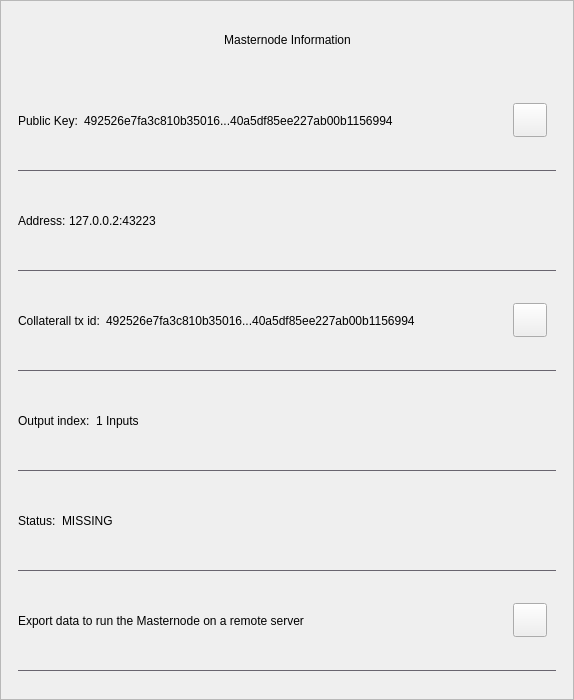
Qt form src/qt/bcz/forms/mninfodialog.ui (SpecialCoins/den) before a commit.
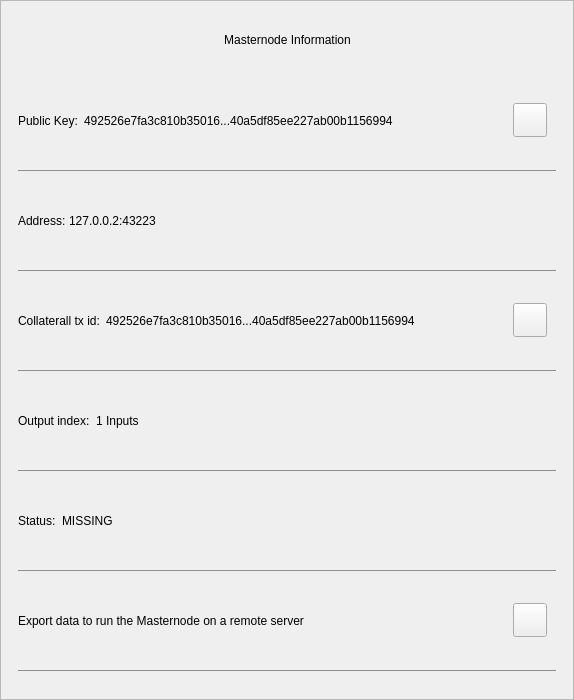
The same form after that commit.

What changed in the file:
```diff
--- a/src/qt/bcz/forms/mninfodialog.ui
+++ b/src/qt/bcz/forms/mninfodialog.ui
@@ -315,7 +315,7 @@
                    </size>
                   </property>
                   <property name="styleSheet">
-                   <string notr="true">background-color:#69656F;</string>
+                   <string notr="true">background-color:#908c96;</string>
                   </property>
                   <property name="text">
                    <string/>
@@ -366,7 +366,7 @@
                    </size>
                   </property>
                   <property name="styleSheet">
-                   <string notr="true">background-color:#69656F;</string>
+                   <string notr="true">background-color:#908c96;</string>
                   </property>
                   <property name="text">
                    <string/>
@@ -433,7 +433,7 @@
                    </size>
                   </property>
                   <property name="styleSheet">
-                   <string notr="true">background-color:#69656F;</string>
+                   <string notr="true">background-color:#908c96;</string>
                   </property>
                   <property name="text">
                    <string/>
@@ -487,7 +487,7 @@
                    </size>
                   </property>
                   <property name="styleSheet">
-                   <string notr="true">background-color:#69656F;</string>
+                   <string notr="true">background-color:#908c96;</string>
                   </property>
                   <property name="text">
                    <string/>
@@ -532,7 +532,7 @@
                    </size>
                   </property>
                   <property name="styleSheet">
-                   <string notr="true">background-color:#69656F;</string>
+                   <string notr="true">background-color:#908c96;</string>
                   </property>
                   <property name="text">
                    <string/>
@@ -598,7 +598,7 @@
                    </size>
                   </property>
                   <property name="styleSheet">
-                   <string notr="true">background-color:#69656F;</string>
+                   <string notr="true">background-color:#908c96;</string>
                   </property>
                   <property name="text">
                    <string/>
```
